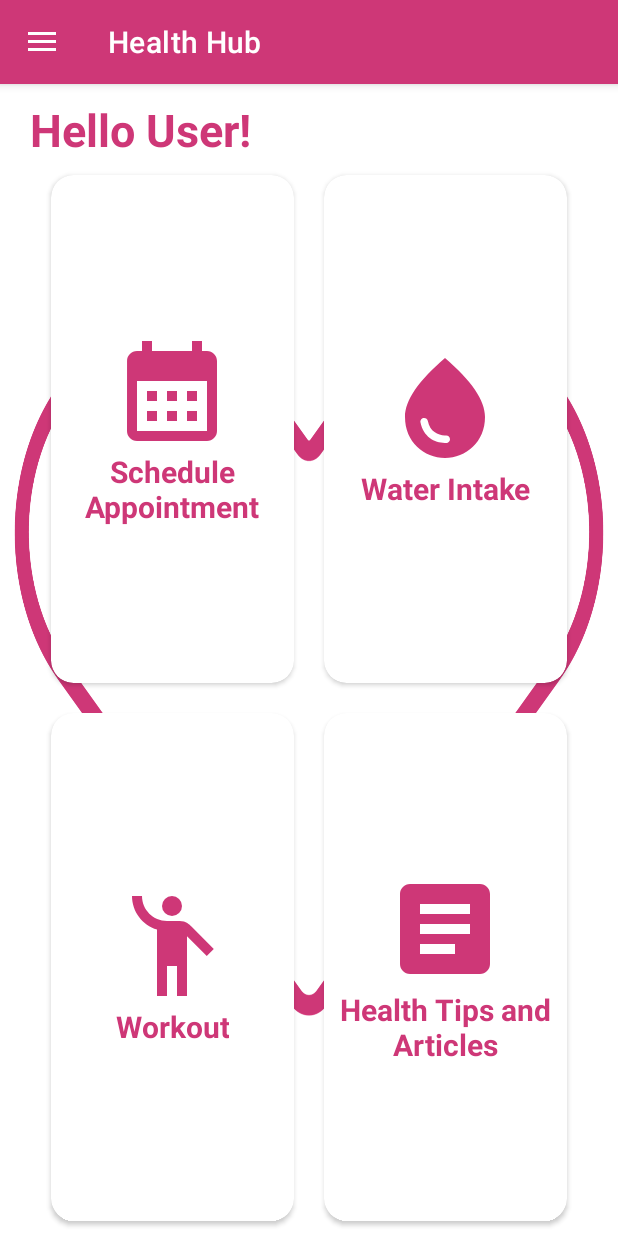
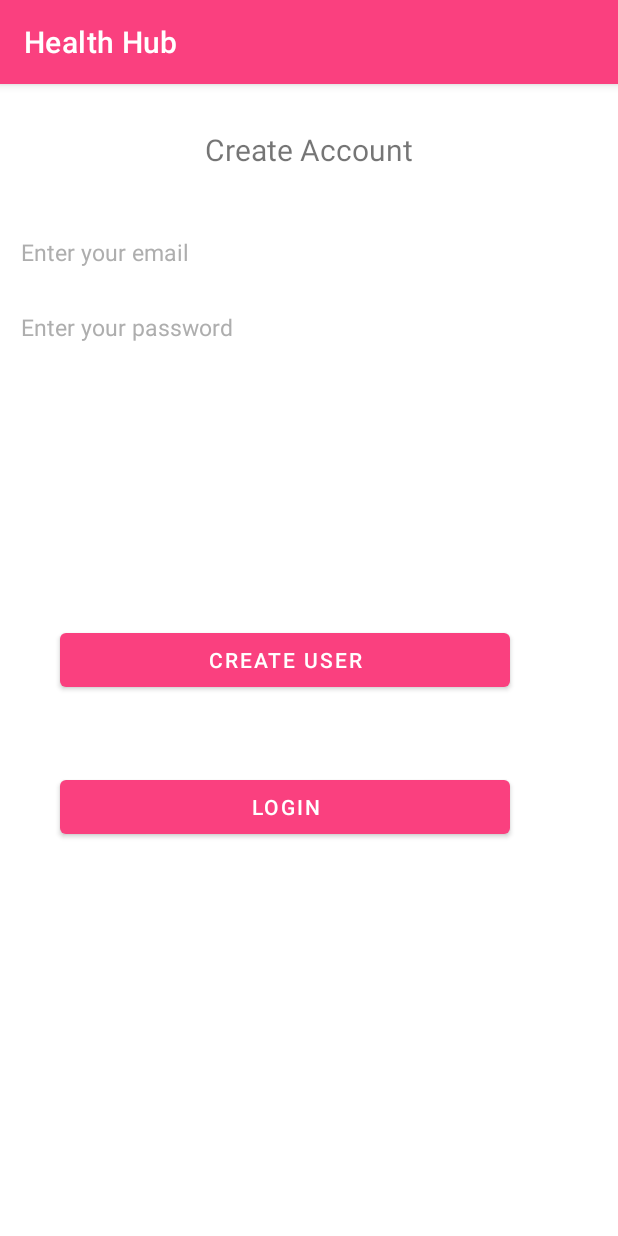
Before and after one commit to meetishah13/HealthHub, an Android app: the screen it shows after launch (MainActivity before the commit, LoginActivity after it), on a phone screen of 412 x 824 dp. Run offline under Robolectric (Android 15) with nearby library versions, the phone set to English and light mode, and no system bars; our stand-ins replace Firebase (no records; nobody signed in at launch, a user with empty details on screens opened directly).

Commit message:
Added Login and Signup feature

```diff
--- /dev/null
+++ b/app/src/main/java/com/example/healthhub/LoginActivity.kt
@@ -0,0 +1,86 @@
+package com.example.healthhub
+import android.content.Intent
+import android.os.Bundle
+import android.util.Log
+import android.widget.Button
+import android.widget.EditText
+import android.widget.Toast
+import androidx.appcompat.app.AppCompatActivity
+import com.google.firebase.Firebase
+import com.google.firebase.auth.FirebaseAuth
+import com.google.firebase.auth.auth
+
+class LoginActivity : AppCompatActivity() {
+
+    private lateinit var auth: FirebaseAuth
+    private lateinit var userNameET: EditText
+    private lateinit var passwordET: EditText
+
+    override fun onCreate(savedInstanceState: Bundle?) {
+        super.onCreate(savedInstanceState)
+        setContentView(R.layout.activity_login)
+
+        // Initialize FirebaseAuth
+        auth = Firebase.auth
+
+        userNameET = findViewById(R.id.edit_text_email)
+        passwordET = findViewById(R.id.edit_text_password)
+
+        val loginButton = findViewById<Button>(R.id.login)
+        loginButton.setOnClickListener {
+            val email = userNameET.text.toString()
+            val password = passwordET.text.toString()
+            login(email, password)
+        }
+
+
+        val createButton = findViewById<Button>(R.id.button)
+        createButton.setOnClickListener {
+            val email = userNameET.text.toString()
+            val password = passwordET.text.toString()
+            signup(email, password)
+        }
+    }
+
+
+
+    private fun login(email: String, password: String) {
+        auth.signInWithEmailAndPassword(email, password)
+            .addOnCompleteListener(this) { task ->
+                if (task.isSuccessful) {
+                    val user = auth.currentUser
+                    Toast.makeText(this, "Welcome ${user?.email}", Toast.LENGTH_SHORT).show()
+                    val intent = Intent(this, MainActivity::class.java)
+                    intent.putExtra("USERNAME_KEY", email)
+                    startActivity(intent)
+                } else {
+                    Toast.makeText(
+                        baseContext,
+                        "Authentication failed.",
+                        Toast.LENGTH_SHORT,
+                    ).show()
+                }
+            }
+    }
+
+
+    private fun signup(email: String, password: String) {
+        Log.d("values","$email $password")
+        auth.createUserWithEmailAndPassword(email, password)
+            .addOnCompleteListener(this) { task ->
+                if (task.isSuccessful) {
+                    val user = auth.currentUser
+                    Toast.makeText(this, "Welcome ${user?.email}", Toast.LENGTH_SHORT).show()
+                    val intent = Intent(this, MainActivity::class.java)
+                    intent.putExtra("USERNAME_KEY", email)
+                    startActivity(intent)
+                } else {
+                    Toast.makeText(
+                        baseContext,
+                        "Authentication failed.",
+                        Toast.LENGTH_SHORT,
+                    ).show()
+                }
+            }
+    }
+}
--- a/app/src/main/java/com/example/healthhub/SplashScreenActivity.kt
+++ b/app/src/main/java/com/example/healthhub/SplashScreenActivity.kt
@@ -11,7 +11,7 @@ class SplashScreenActivity : AppCompatActivity() {
         super.onCreate(savedInstanceState)
         setContentView(R.layout.activity_splash_screen)
         Handler().postDelayed({
-            startActivity(Intent (this, MainActivity::class.java))
+            startActivity(Intent (this, LoginActivity::class.java))
             finish()
         },SPLASH_TIME)
     }
--- /dev/null
+++ b/app/src/main/res/layout/activity_login.xml
@@ -0,0 +1,74 @@
+<RelativeLayout xmlns:android="http://schemas.android.com/apk/res/android"
+    xmlns:tools="http://schemas.android.com/tools"
+    android:layout_width="match_parent"
+    android:layout_height="match_parent"
+    tools:context=".LoginActivity">
+
+    <TextView
+        android:layout_width="wrap_content"
+        android:layout_height="wrap_content"
+        android:text="Create Account"
+        android:id="@+id/createAccount"
+        android:layout_marginTop="30dp"
+        android:textSize="20dp"
+        android:layout_centerHorizontal="true" />
+
+
+    <EditText
+        android:id="@+id/edit_text_password"
+        android:layout_width="match_parent"
+        android:layout_height="wrap_content"
+        android:background="@android:color/white"
+        android:hint="Enter your password"
+        android:imeOptions="actionDone"
+        android:inputType="textPassword"
+        android:layout_marginTop="80dp"
+        android:padding="14dp"
+        android:textColor="#616161"
+        android:textColorHint="#AEAEAE"
+        android:textSize="15.3sp"
+        android:layout_below="@+id/createAccount"
+        android:layout_alignParentLeft="true"
+        android:layout_alignParentStart="true" />
+
+    <EditText
+        android:id="@+id/edit_text_email"
+        android:layout_width="match_parent"
+        android:layout_marginTop="30dp"
+        android:layout_height="wrap_content"
+        android:background="@android:color/white"
+        android:hint="Enter your email"
+        android:inputType="textEmailAddress"
+        android:nextFocusDown="@+id/edit_text_password"
+        android:padding="14dp"
+        android:textColor="#616161"
+        android:textColorHint="#AEAEAE"
+        android:textSize="15.3sp"
+        android:layout_below="@+id/createAccount"
+        android:layout_alignParentLeft="true"
+        android:layout_alignParentStart="true"/>
+
+
+    <Button
+        android:layout_width="300dp"
+        android:layout_height="wrap_content"
+        android:text="Create User"
+        android:id="@+id/button"
+        android:layout_marginLeft="40dp"
+        android:layout_marginStart="40dp"
+        android:layout_centerVertical="true"
+        android:textColor="@android:color/white"/>
+
+
+    <Button
+        android:id="@+id/login"
+        android:layout_width="300dp"
+        android:layout_height="wrap_content"
+        android:layout_below="@+id/button"
+        android:layout_marginLeft="40dp"
+        android:layout_marginTop="50dp"
+        android:text="Login"
+        android:textColor="@android:color/white"/>
+
+
+</RelativeLayout>
--- a/app/src/main/res/values/colors.xml
+++ b/app/src/main/res/values/colors.xml
@@ -2,7 +2,10 @@
 <resources>
     <color name="black">#FF000000</color>
     <color name="white">#FFFFFFFF</color>
-    <color name="pink">#ce3777</color>
+    <color name="d1">#FFF0B6</color>
+    <color name="green">#34D2AF</color>
+    <color name="orange">#FFB440</color>
+    <color name="pink">#E91E63</color>
     <!--   Color for the app bar and other primary UI elements. -->
     <color name="colorPrimary">#3F51B5</color>
 
```
Also changed, not shown: app/build.gradle.kts (+6 -1 lines), app/src/main/AndroidManifest.xml (+20 -5 lines), app/src/main/java/com/example/healthhub/MainActivity.kt (+45 -1 lines).
